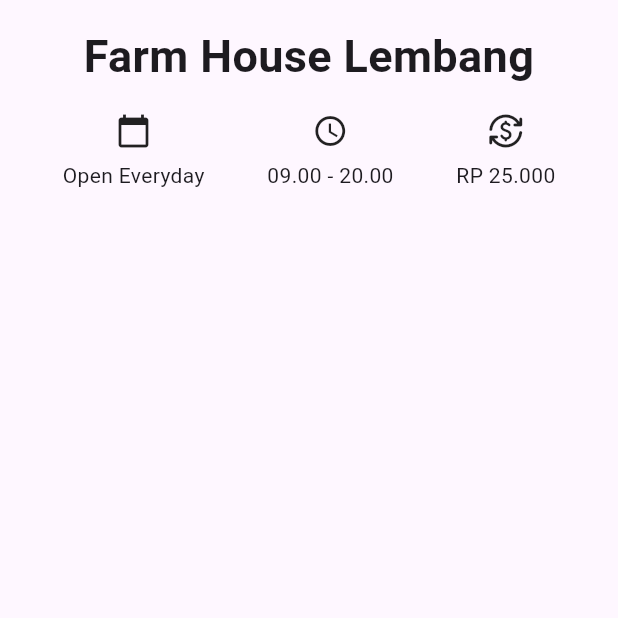
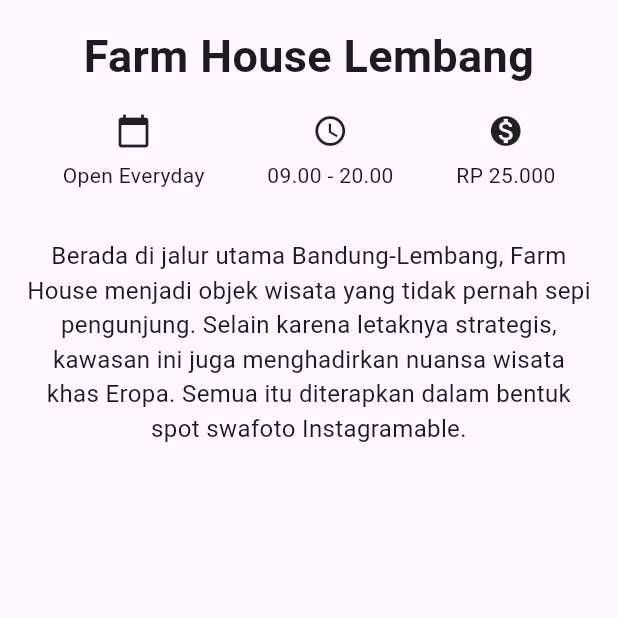
Before and after one commit to Muhambriana/TourismApp, a Flutter app: the screen it shows after launch, on a phone screen of 412 x 824 dp, the top half of it. Run offline on Flutter 3.47's test engine with Material 3 defaults, Android fonts, the phone set to English and light mode, and no system bars.

Commit message:
update development

```diff
--- a/lib/main.dart
+++ b/lib/main.dart
@@ -56,12 +56,20 @@ class DetailScreen extends StatelessWidget {
                   ],
                   ),
                   Column(children: [
-                    Icon(Icons.currency_exchange_rounded),
+                    Icon(Icons.monetization_on),
                     SizedBox(height: 8.0),
                     Text('RP 25.000')
                   ],
                   )
                 ],
+              ),
+            ),
+            Container(
+              padding: const EdgeInsets.all(16.0),
+              child: const Text(
+                'Berada di jalur utama Bandung-Lembang, Farm House menjadi objek wisata yang tidak pernah sepi pengunjung. Selain karena letaknya strategis, kawasan ini juga menghadirkan nuansa wisata khas Eropa. Semua itu diterapkan dalam bentuk spot swafoto Instagramable.',
+                textAlign: TextAlign.center,
+                style: TextStyle(fontSize: 16.0),
               ),
             )
           ],
```
